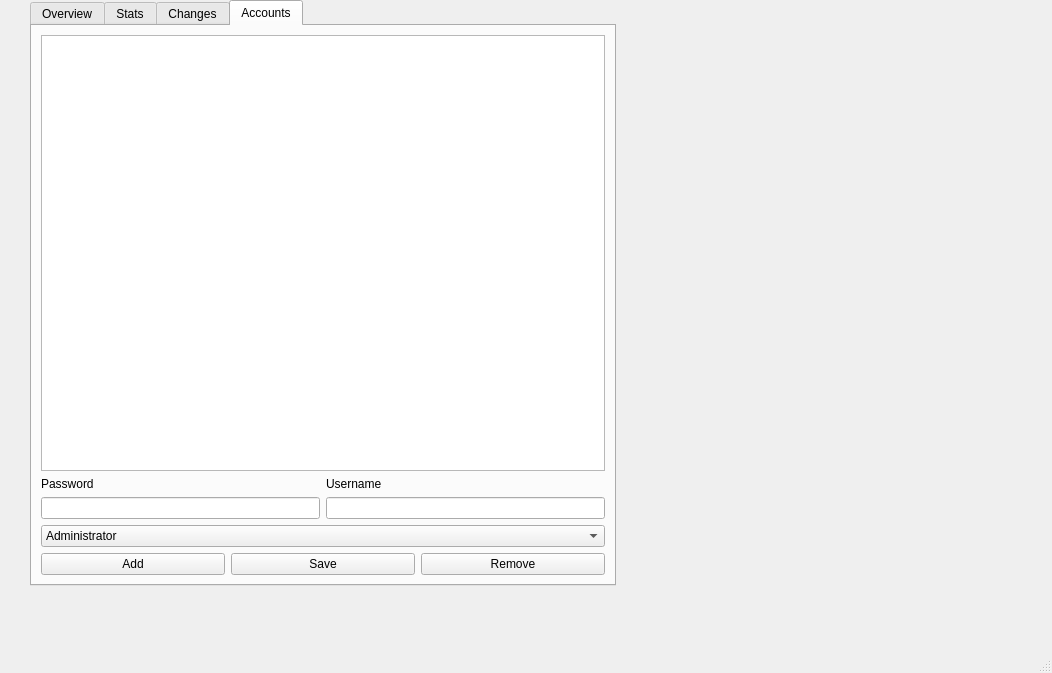
Before: the Qt Designer form gui/mainwindow.ui in explosion204/office-expense-tracker, drawn with Qt 5.
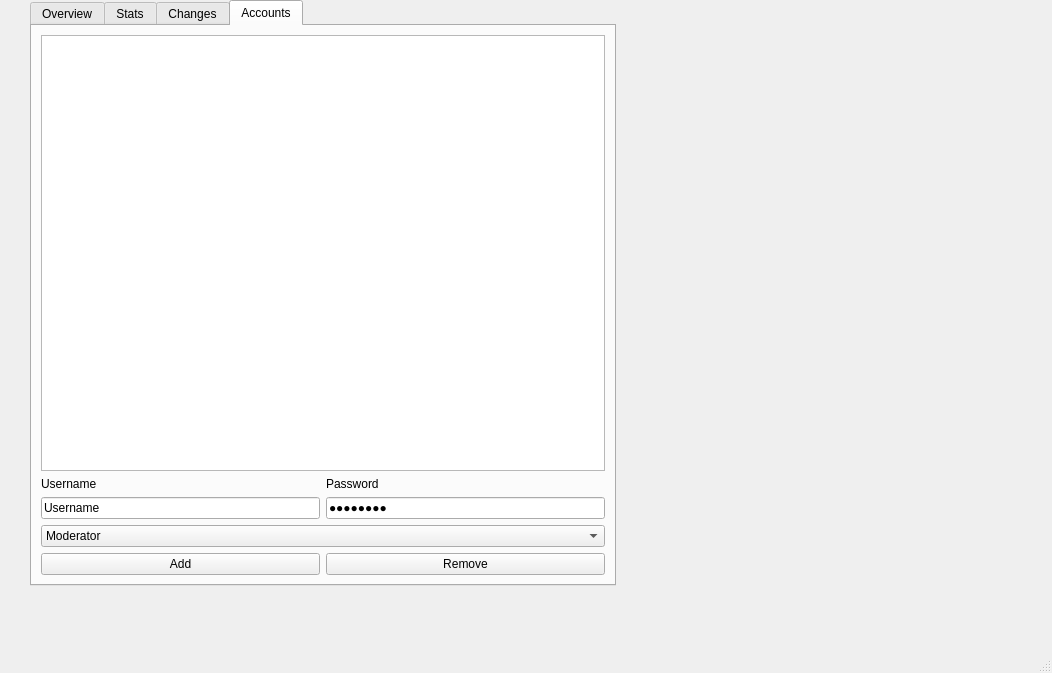
After: the same form once the commit is applied.

Commit message: finished accounts tab

```diff
--- a/gui/mainwindow.ui
+++ b/gui/mainwindow.ui
@@ -338,20 +338,6 @@
         <item>
          <layout class="QVBoxLayout" name="verticalLayout_2">
           <item>
-           <widget class="QLabel" name="label_2">
-            <property name="text">
-             <string>Password</string>
-            </property>
-           </widget>
-          </item>
-          <item>
-           <widget class="QLineEdit" name="lineEdit_2"/>
-          </item>
-         </layout>
-        </item>
-        <item>
-         <layout class="QVBoxLayout" name="verticalLayout">
-          <item>
            <widget class="QLabel" name="label">
             <property name="text">
              <string>Username</string>
@@ -359,7 +345,34 @@
            </widget>
           </item>
           <item>
-           <widget class="QLineEdit" name="lineEdit">
+           <widget class="QLineEdit" name="usernameEdit">
+            <property name="text">
+             <string>Username</string>
+            </property>
+            <property name="echoMode">
+             <enum>QLineEdit::Normal</enum>
+            </property>
+            <property name="readOnly">
+             <bool>false</bool>
+            </property>
+           </widget>
+          </item>
+         </layout>
+        </item>
+        <item>
+         <layout class="QVBoxLayout" name="verticalLayout">
+          <item>
+           <widget class="QLabel" name="label_2">
+            <property name="text">
+             <string>Password</string>
+            </property>
+           </widget>
+          </item>
+          <item>
+           <widget class="QLineEdit" name="passwordEdit">
+            <property name="text">
+             <string>Password</string>
+            </property>
             <property name="echoMode">
              <enum>QLineEdit::Password</enum>
             </property>
@@ -379,14 +392,7 @@
          </widget>
         </item>
         <item>
-         <widget class="QPushButton" name="pushButton">
-          <property name="text">
-           <string>Save</string>
-          </property>
-         </widget>
-        </item>
-        <item>
-         <widget class="QPushButton" name="pushButton_5">
+         <widget class="QPushButton" name="removeAccountButton">
           <property name="text">
            <string>Remove</string>
           </property>
@@ -396,11 +402,9 @@
       </item>
       <item row="2" column="0">
        <widget class="QComboBox" name="accessRights">
-        <item>
-         <property name="text">
-          <string>Administrator</string>
-         </property>
-        </item>
+        <property name="currentIndex">
+         <number>0</number>
+        </property>
         <item>
          <property name="text">
           <string>Moderator</string>
```
Left out of the diff: 4 changed lines with no effect on the pictures. The commit also changes 7 other files.
